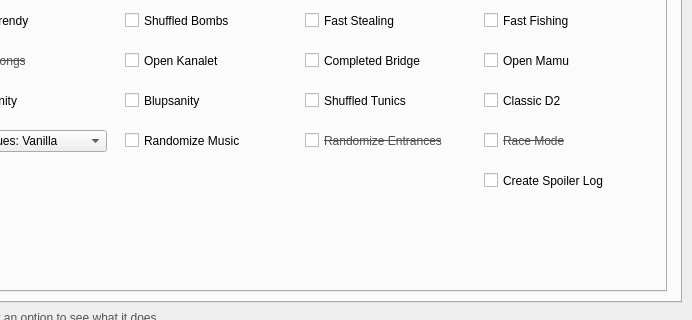
Owen-Splat/LAS-Randomizer, file UI/ui_form.ui: the form before one commit; both pictures show x 88 to 780 and y 220 to 540 of the 780 by 640 pixel window.
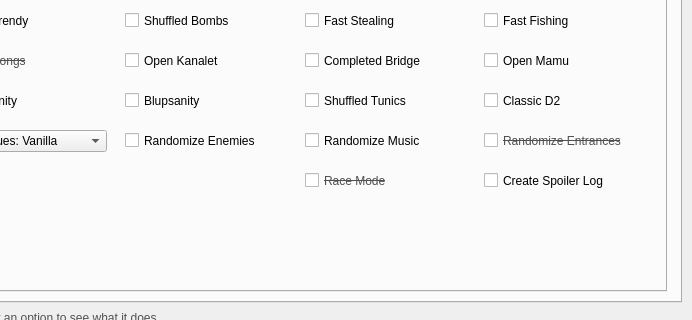
The form after the commit. The open tabs and pages were chosen to show the change.

What changed in the file:
```diff
--- a/UI/ui_form.ui
+++ b/UI/ui_form.ui
@@ -1007,7 +1007,7 @@
         </property>
         <property name="geometry">
          <rect>
-          <x>369</x>
+          <x>548</x>
           <y>184</y>
           <width>173</width>
           <height>21</height>
@@ -1167,7 +1167,7 @@
         </property>
         <property name="geometry">
          <rect>
-          <x>189</x>
+          <x>369</x>
           <y>184</y>
           <width>173</width>
           <height>21</height>
@@ -1334,8 +1334,8 @@
        <widget class="QCheckBox" name="raceCheck">
         <property name="geometry">
          <rect>
-          <x>548</x>
-          <y>184</y>
+          <x>369</x>
+          <y>224</y>
           <width>173</width>
           <height>21</height>
          </rect>
@@ -1359,6 +1359,37 @@
          <bool>false</bool>
         </property>
        </widget>
+       <widget class="QCheckBox" name="enemyCheck">
+        <property name="enabled">
+         <bool>true</bool>
+        </property>
+        <property name="geometry">
+         <rect>
+          <x>189</x>
+          <y>184</y>
+          <width>173</width>
+          <height>21</height>
+         </rect>
+        </property>
+        <property name="font">
+         <font>
+          <pointsize>9</pointsize>
+          <strikeout>false</strikeout>
+         </font>
+        </property>
+        <property name="toolTip">
+         <string/>
+        </property>
+        <property name="whatsThis">
+         <string>Randomizes the enemies in the overworld and in caves</string>
+        </property>
+        <property name="text">
+         <string>Randomize Enemies</string>
+        </property>
+        <property name="checkable">
+         <bool>true</bool>
+        </property>
+       </widget>
       </widget>
      </widget>
      <zorder>tabWidget_2</zorder>
```
